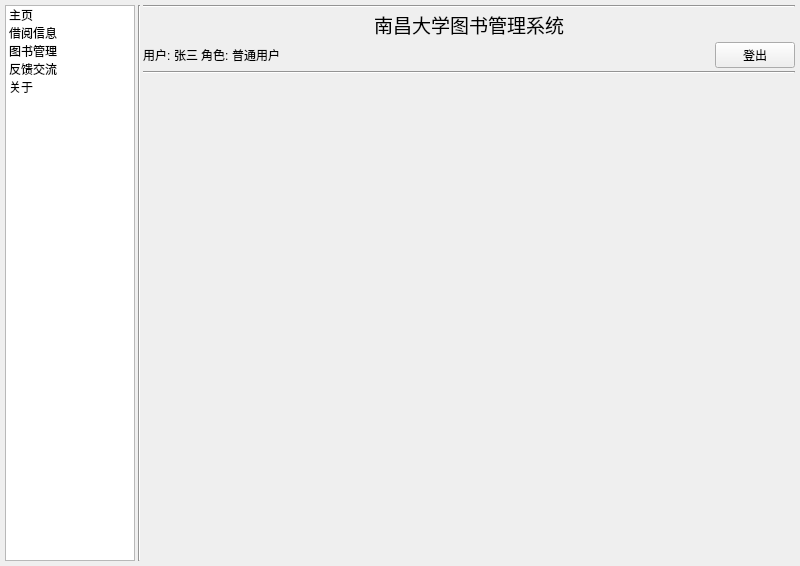
Above: Trip_Memory/ui/main_window.ui from musuwer/Program_Final_Assignment before the change. Below: the same form after it.
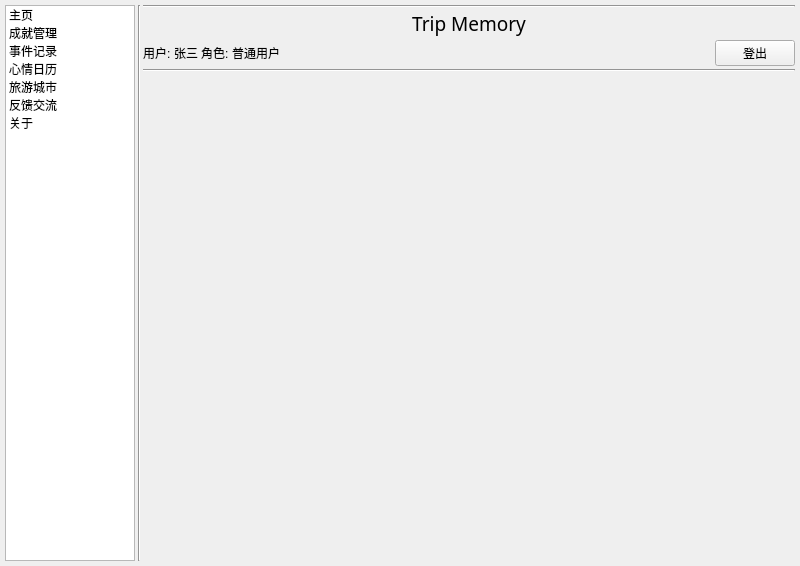
That is the form after the change.

Patch:
```diff
--- a/Trip_Memory/ui/main_window.ui
+++ b/Trip_Memory/ui/main_window.ui
@@ -47,12 +47,22 @@
         </item>
         <item>
          <property name="text">
-          <string>借阅信息</string>
+          <string>成就管理</string>
          </property>
         </item>
         <item>
          <property name="text">
-          <string>图书管理</string>
+          <string>事件记录</string>
+         </property>
+        </item>
+        <item>
+         <property name="text">
+          <string>心情日历</string>
+         </property>
+        </item>
+        <item>
+         <property name="text">
+          <string>旅游城市</string>
          </property>
         </item>
         <item>
@@ -107,9 +117,8 @@
            <widget class="QLabel" name="label">
             <property name="font">
              <font>
-              <family>12 宋体</family>
+              <family>13 宋体</family>
               <pointsize>14</pointsize>
-              <weight>50</weight>
               <italic>false</italic>
               <bold>false</bold>
              </font>
@@ -121,7 +130,7 @@
              <string notr="true">font: 14pt bold &quot;宋体&quot;;</string>
             </property>
             <property name="text">
-             <string>南昌大学图书管理系统</string>
+             <string>Trip Memory</string>
             </property>
             <property name="alignment">
              <set>Qt::AlignCenter</set>
```
Left out of the diff: 2 changed lines with no effect on the pictures.
